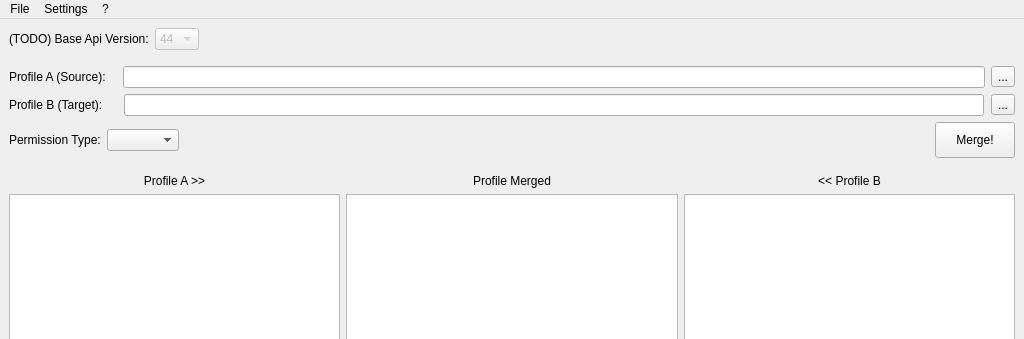
First picture: the form in ui/main_window.ui, repository F1r3f0x/salesforce_profileMergerTool, before the edit; both pictures show x 0 to 1024 and y 0 to 339 of the 1024 by 768 pixel window.
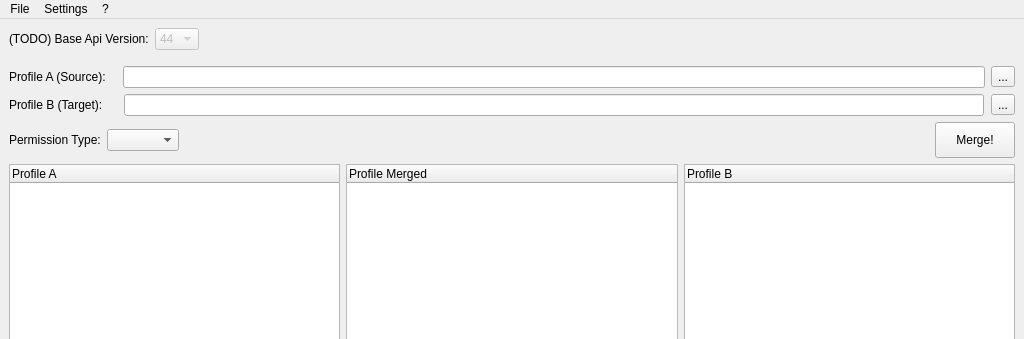
Second picture: the form after the edit. Custom widgets are drawn as their Qt base class.

Commit message: Replaced the QListWidgets with QTreeWidgets

Diff of the .ui file:
```diff
--- a/ui/main_window.ui
+++ b/ui/main_window.ui
@@ -315,31 +315,15 @@
      </layout>
     </item>
     <item>
-     <spacer name="spc_1">
-      <property name="orientation">
-       <enum>Qt::Vertical</enum>
-      </property>
-      <property name="sizeType">
-       <enum>QSizePolicy::Fixed</enum>
-      </property>
-      <property name="sizeHint" stdset="0">
-       <size>
-        <width>0</width>
-        <height>10</height>
-       </size>
-      </property>
-     </spacer>
-    </item>
-    <item>
-     <layout class="QGridLayout" name="fields_selector" rowstretch="0,0">
+     <layout class="QGridLayout" name="fields_selector" rowstretch="0">
       <property name="sizeConstraint">
        <enum>QLayout::SetDefaultConstraint</enum>
       </property>
       <property name="bottomMargin">
        <number>0</number>
       </property>
-      <item row="1" column="1">
-       <widget class="UiListWidget" name="list_merged">
+      <item row="0" column="0">
+       <widget class="QTreeWidget" name="list_source">
         <property name="sizePolicy">
          <sizepolicy hsizetype="Expanding" vsizetype="Expanding">
           <horstretch>0</horstretch>
@@ -350,66 +334,41 @@
          <bool>false</bool>
         </property>
         <property name="statusTip">
-         <string>[Right Click] to toggle values</string>
-        </property>
-        <property name="uniformItemSizes">
-         <bool>true</bool>
-        </property>
-       </widget>
-      </item>
-      <item row="1" column="2">
-       <widget class="QListWidget" name="list_target">
-        <property name="sizePolicy">
-         <sizepolicy hsizetype="Expanding" vsizetype="Expanding">
-          <horstretch>0</horstretch>
-          <verstretch>0</verstretch>
-         </sizepolicy>
-        </property>
-        <property name="acceptDrops">
-         <bool>false</bool>
+         <string/>
         </property>
         <property name="dragEnabled">
          <bool>false</bool>
         </property>
-        <property name="uniformItemSizes">
-         <bool>true</bool>
-        </property>
-       </widget>
-      </item>
-      <item row="0" column="2">
-       <widget class="QLabel" name="lbl_target_2">
-        <property name="sizePolicy">
-         <sizepolicy hsizetype="Preferred" vsizetype="Fixed">
-          <horstretch>0</horstretch>
-          <verstretch>0</verstretch>
-         </sizepolicy>
-        </property>
+        <column>
         <property name="text">
-         <string>&lt;&lt; Profile B</string>
-        </property>
-        <property name="alignment">
-         <set>Qt::AlignCenter</set>
-        </property>
+          <string>Profile A</string>
+         </property>
+        </column>
        </widget>
       </item>
       <item row="0" column="1">
-       <widget class="QLabel" name="lbl_merged">
+       <widget class="UiTreeWidget" name="list_merged">
         <property name="sizePolicy">
-         <sizepolicy hsizetype="Preferred" vsizetype="Fixed">
+         <sizepolicy hsizetype="Expanding" vsizetype="Expanding">
           <horstretch>0</horstretch>
           <verstretch>0</verstretch>
          </sizepolicy>
         </property>
+        <property name="acceptDrops">
+         <bool>false</bool>
+        </property>
+        <property name="statusTip">
+         <string>[Right Click] to toggle values</string>
+        </property>
+        <column>
         <property name="text">
          <string>Profile Merged</string>
         </property>
-        <property name="alignment">
-         <set>Qt::AlignCenter</set>
-        </property>
+        </column>
        </widget>
       </item>
-      <item row="1" column="0">
-       <widget class="QListWidget" name="list_source">
+      <item row="0" column="2">
+       <widget class="QTreeWidget" name="list_target">
         <property name="sizePolicy">
          <sizepolicy hsizetype="Expanding" vsizetype="Expanding">
           <horstretch>0</horstretch>
@@ -425,25 +384,11 @@
         <property name="dragEnabled">
          <bool>false</bool>
         </property>
-        <property name="uniformItemSizes">
-         <bool>true</bool>
-        </property>
-       </widget>
-      </item>
-      <item row="0" column="0">
-       <widget class="QLabel" name="lbl_source_2">
-        <property name="sizePolicy">
-         <sizepolicy hsizetype="Preferred" vsizetype="Fixed">
-          <horstretch>0</horstretch>
-          <verstretch>0</verstretch>
-         </sizepolicy>
-        </property>
+        <column>
         <property name="text">
-         <string>Profile A &gt;&gt;</string>
-        </property>
-        <property name="alignment">
-         <set>Qt::AlignCenter</set>
-        </property>
+          <string>Profile B</string>
+         </property>
+        </column>
        </widget>
       </item>
      </layout>
@@ -511,9 +456,9 @@
  </widget>
  <customwidgets>
   <customwidget>
-   <class>UiListWidget</class>
-   <extends>QListWidget</extends>
-   <header>UiListWidget.py</header>
+   <class>UiTreeWidget</class>
+   <extends>QTreeWidget</extends>
+   <header>UiTreeWidget.py</header>
   </customwidget>
  </customwidgets>
  <tabstops>
```
Left out of the diff: 6 changed lines with no effect on the pictures. Lines whose indentation alone changed are shown as unchanged. The commit also changes 6 other files.
